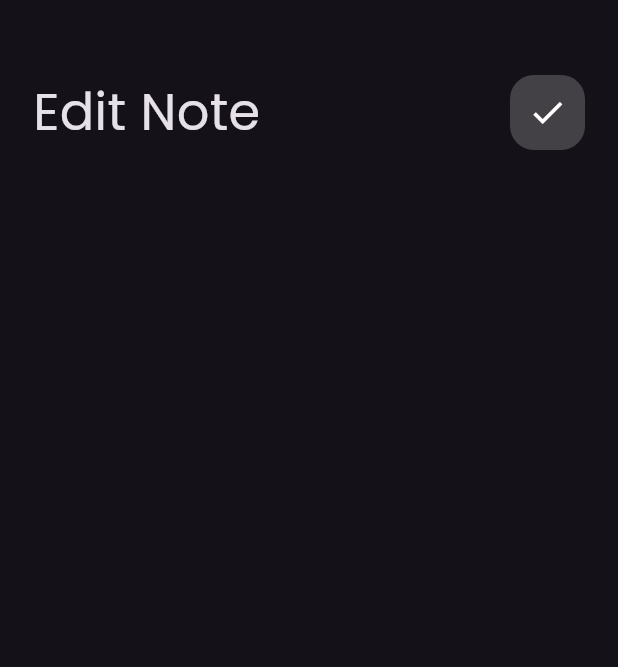
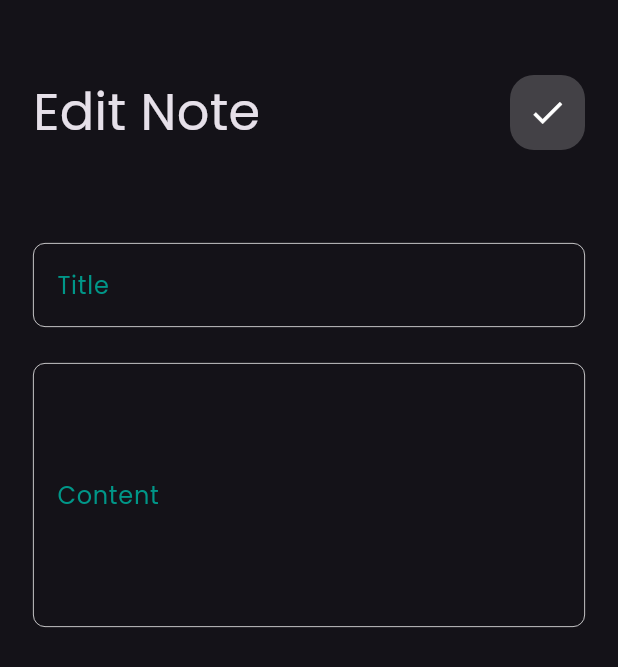
Before and after one commit to AhmedMaresh/notes_app, a Flutter app: the EditNoteView screen opened directly, on a phone screen of 412 x 824 dp. Shown: the top 667 px of the screen. Run offline on Flutter 3.47's test engine with Material 3 defaults, Android fonts, the phone set to English and light mode, and no system bars.

Commit message:
finish edit note view

```diff
--- a/lib/views/edit_note_veiw.dart
+++ b/lib/views/edit_note_veiw.dart
@@ -6,6 +6,11 @@ class EditNoteView extends StatelessWidget {
 
   @override
   Widget build(BuildContext context) {
-    return Scaffold(body: EditNoteViewBody());
+    return GestureDetector(
+      onTap: () {
+        FocusScope.of(context).unfocus();
+      },
+      child: Scaffold(body: EditNoteViewBody()),
+    );
   }
 }
--- a/lib/views/widgets/edit_note_view_body.dart
+++ b/lib/views/widgets/edit_note_view_body.dart
@@ -1,5 +1,6 @@
 import 'package:flutter/material.dart';
 import 'package:notes_app/views/widgets/custom/custom_appbar.dart';
+import 'package:notes_app/views/widgets/custom/custom_text_field.dart';
 
 class EditNoteViewBody extends StatelessWidget {
   const EditNoteViewBody({super.key});
@@ -12,6 +13,9 @@ class EditNoteViewBody extends StatelessWidget {
         children: const [
           SizedBox(height: 50),
           CustomAppBar(title: 'Edit Note', icon: Icons.check),
+          SizedBox(height: 50),
+          CustomTextField(hintText: 'Title'),
+          CustomTextField(hintText: 'Content', maxLines: 6),
         ],
       ),
     );
```
Also changed, not shown: lib/views/widgets/add_note_buttom_sheet.dart (+6 -1 lines).
